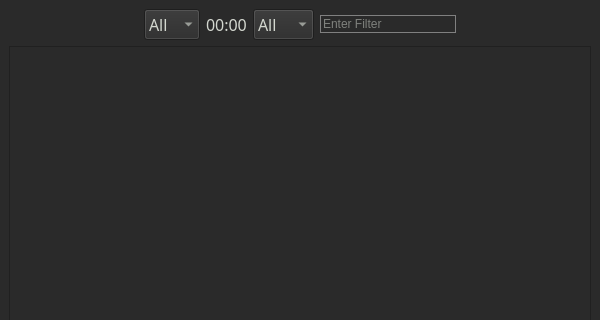
mbridak/potato, file dialog.ui: the form before one commit; both pictures show x 0 to 600 and y 0 to 320 of the 600 by 700 pixel window.
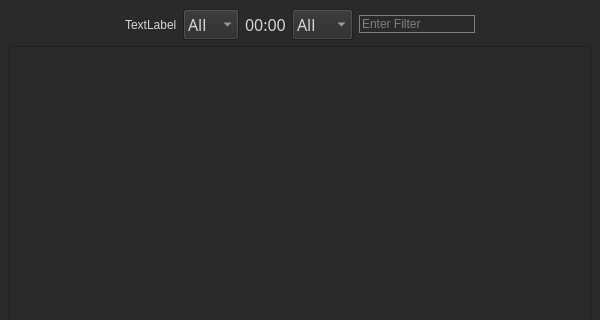
The form after the commit. Icons and pictures are not drawn.

What changed in the file:
```diff
--- a/dialog.ui
+++ b/dialog.ui
@@ -57,6 +57,13 @@
           </property>
          </spacer>
         </item>
+        <item>
+         <widget class="QLabel" name="label_popular_band">
+          <property name="text">
+           <string>TextLabel</string>
+          </property>
+         </widget>
+        </item>
         <item>
          <widget class="QComboBox" name="comboBox_band">
           <property name="font">
```
